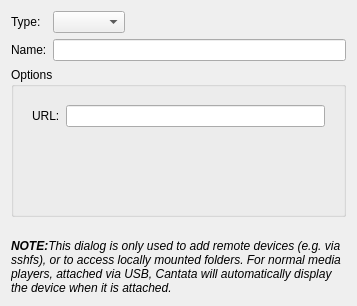
First picture: the form in devices/remotedevicepropertieswidget.ui, repository polpo/cantata-mac, before the edit.
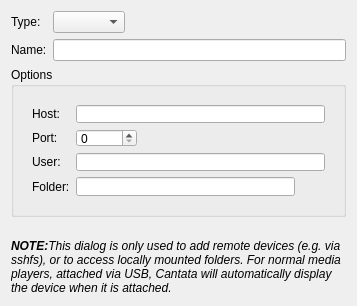
Second picture: the form after the edit. The open tabs and pages were chosen to show the change. Custom widgets are drawn as their Qt base class.

Diff of the .ui file:
```diff
--- a/devices/remotedevicepropertieswidget.ui
+++ b/devices/remotedevicepropertieswidget.ui
@@ -146,23 +146,6 @@
           </item>
          </layout>
         </widget>
-        <widget class="QWidget" name="page_3">
-         <layout class="QFormLayout" name="formLayout_4">
-          <item row="0" column="0">
-           <widget class="QLabel" name="label_2">
-            <property name="text">
-             <string>URL:</string>
-            </property>
-            <property name="buddy">
-             <cstring>kioUrl</cstring>
-            </property>
-           </widget>
-          </item>
-          <item row="0" column="1">
-           <widget class="DirRequester" name="kioUrl"/>
-          </item>
-         </layout>
-        </widget>
        </widget>
       </item>
      </layout>
```
